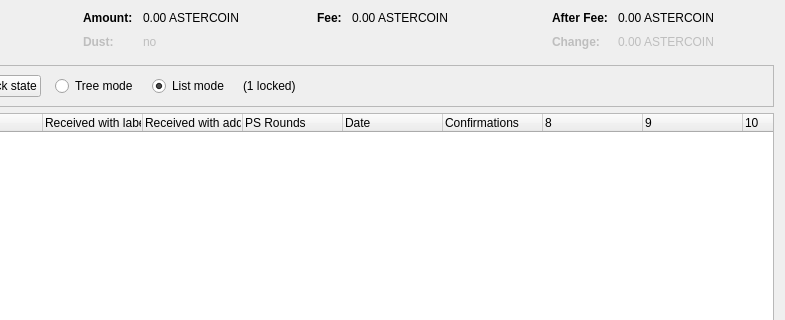
Old version of the form src/qt/forms/coincontroldialog.ui in the repository PsyTeck/astercoin; both pictures show x 169 to 954 and y 0 to 320 of the 954 by 500 pixel window.
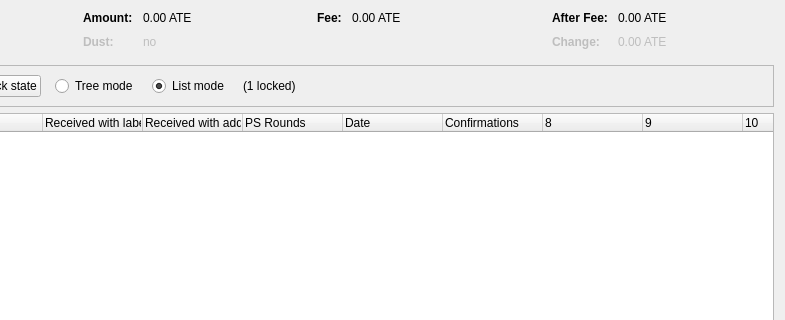
New version of the form. Custom widgets are drawn as their Qt base class.

```diff
--- a/src/qt/forms/coincontroldialog.ui
+++ b/src/qt/forms/coincontroldialog.ui
@@ -132,7 +132,7 @@
           <enum>Qt::ActionsContextMenu</enum>
          </property>
          <property name="text">
-          <string notr="true">0.00 ASTERCOIN</string>
+          <string notr="true">0.00 ATE</string>
          </property>
          <property name="textInteractionFlags">
           <set>Qt::LinksAccessibleByMouse|Qt::TextSelectableByKeyboard|Qt::TextSelectableByMouse</set>
@@ -212,7 +212,7 @@
           <enum>Qt::ActionsContextMenu</enum>
          </property>
          <property name="text">
-          <string notr="true">0.00 ASTERCOIN</string>
+          <string notr="true">0.00 ATE</string>
          </property>
          <property name="textInteractionFlags">
           <set>Qt::LinksAccessibleByMouse|Qt::TextSelectableByKeyboard|Qt::TextSelectableByMouse</set>
@@ -257,7 +257,7 @@
           <enum>Qt::ActionsContextMenu</enum>
          </property>
          <property name="text">
-          <string notr="true">0.00 ASTERCOIN</string>
+          <string notr="true">0.00 ATE</string>
          </property>
          <property name="textInteractionFlags">
           <set>Qt::LinksAccessibleByMouse|Qt::TextSelectableByKeyboard|Qt::TextSelectableByMouse</set>
@@ -292,7 +292,7 @@
           <enum>Qt::ActionsContextMenu</enum>
          </property>
          <property name="text">
-          <string notr="true">0.00 ASTERCOIN</string>
+          <string notr="true">0.00 ATE</string>
          </property>
          <property name="textInteractionFlags">
           <set>Qt::LinksAccessibleByMouse|Qt::TextSelectableByKeyboard|Qt::TextSelectableByMouse</set>
```
